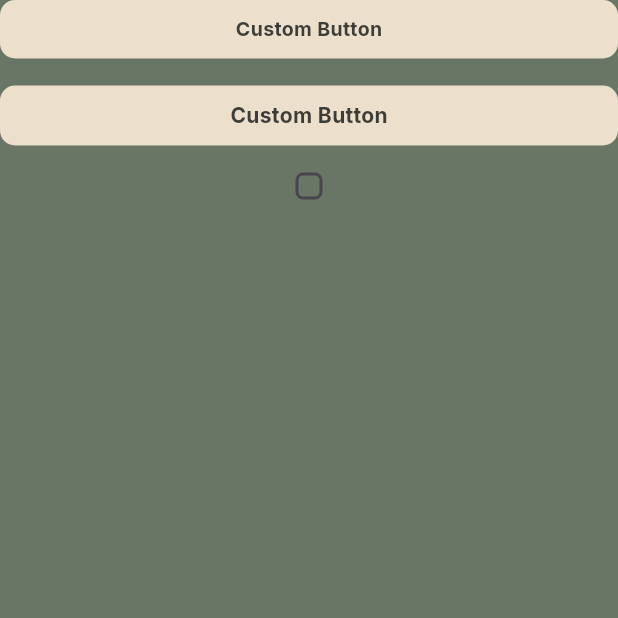
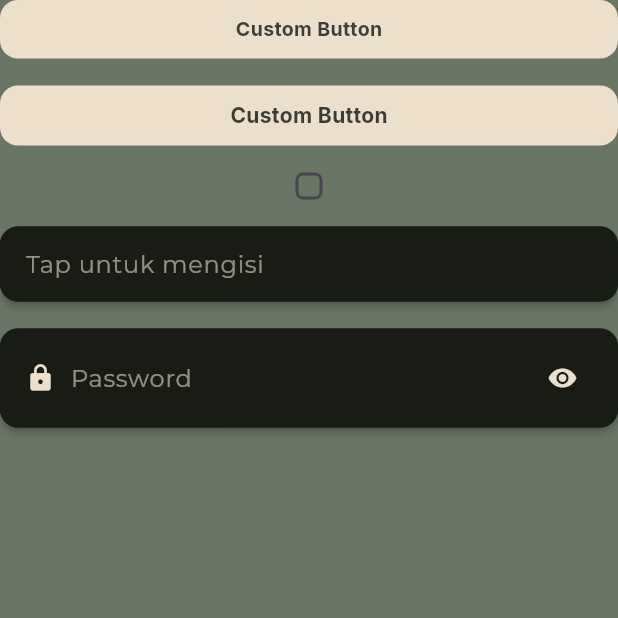
Before and after one commit to KevinAWijaya/flutter_login_bloc, a Flutter app: the MenuScreen screen opened directly, on a phone screen of 412 x 824 dp, the top half of it. Run offline on Flutter 3.47's test engine with Material 3 defaults, Android fonts, the phone set to English and light mode, and no system bars; our stand-ins replace dio, equatable, flutter_bloc, google_fonts, shared_preferences; accounts and stored records are empty; network calls fail.

Commit message:
updt: button icon + input text

```diff
--- a/lib/ui/auth/login_page.dart
+++ b/lib/ui/auth/login_page.dart
@@ -52,7 +52,7 @@ class _LoginPageState extends State<LoginPage> {
             }
           },
           builder: (context, state) {
-            return LoadingOverlay(
+            return VLoadingOverlay(
               isLoading: state.status == LoginStatus.loading,
               child: Padding(
                 padding: const EdgeInsets.all(24),
--- a/lib/ui/menu/menu_page.dart
+++ b/lib/ui/menu/menu_page.dart
@@ -3,6 +3,7 @@ import 'package:wisdom_pos_test/core/constants/space.dart';
 import 'package:wisdom_pos_test/ui/widgets/button.dart';
 import 'package:wisdom_pos_test/ui/widgets/button_loading.dart';
 import 'package:wisdom_pos_test/ui/widgets/check_box.dart';
+import 'package:wisdom_pos_test/ui/widgets/input_text.dart';
 
 class MenuScreen extends StatefulWidget {
   const MenuScreen({super.key});
@@ -44,6 +45,18 @@ class _MenuScreenState extends State<MenuScreen> {
           VCheckbox(
             isChecked: isLoading,
             onChanged: (value) {},
+          ),
+          spaceVerticalLarge,
+          const VInputText(
+            obscureText: true,
+          ),
+          spaceVerticalLarge,
+          VInputText(
+            hint: "Password",
+            prefixIcon: const Icon(Icons.lock),
+            suffixIcon: const Icon(Icons.visibility),
+            onSuffixTap: () {},
+            isUseRipleEffect: true,
           )
         ],
       ),
--- /dev/null
+++ b/lib/ui/widgets/input_text.dart
@@ -0,0 +1,202 @@
+import 'package:flutter/material.dart';
+
+import '../../core/color.dart';
+import '../../core/constants/size.dart';
+import '../../core/constants/space.dart';
+
+class VInputText extends StatefulWidget {
+  final TextEditingController? controller;
+  final String? hint;
+  final TextInputType? keyboardType;
+  final bool obscureText;
+  final bool isUseRipleEffect;
+  final void Function(String)? onChanged;
+
+  final Color backgroundColor;
+  final Color borderColor;
+  final Color iconColor;
+  final Color textColor;
+  final Color cursorColor;
+
+  final Widget? prefixIcon;
+  final Widget? suffixIcon;
+  final VoidCallback? onSuffixTap;
+
+  const VInputText({
+    Key? key,
+    this.controller,
+    this.hint,
+    this.keyboardType,
+    this.obscureText = false,
+    this.isUseRipleEffect = false,
+    this.onChanged,
+    this.backgroundColor = VColor.accent,
+    this.borderColor = VColor.accent,
+    this.iconColor = VColor.onAccent,
+    this.textColor = VColor.onAccent,
+    this.cursorColor = VColor.onAccent,
+    this.prefixIcon,
+    this.suffixIcon,
+    this.onSuffixTap,
+  }) : super(key: key);
+
+  @override
+  State<VInputText> createState() => _VInputTextState();
+}
+
+class _VInputTextState extends State<VInputText> {
+  late final TextEditingController _ctrl;
+  final FocusNode _focusNode = FocusNode();
+
+  @override
+  void initState() {
+    super.initState();
+    _ctrl = widget.controller ?? TextEditingController();
+  }
+
+  @override
+  void dispose() {
+    if (widget.controller == null) {
+      _ctrl.dispose();
+    }
+    _focusNode.dispose();
+    super.dispose();
+  }
+
+  @override
+  Widget build(BuildContext context) {
+    return Material(
+      elevation: 2,
+      borderRadius: borderRadiusMedium,
+      color: widget.backgroundColor,
+      child: Stack(
+        children: [
+          Container(
+            padding: const EdgeInsets.symmetric(horizontal: 16, vertical: 12),
+            decoration: BoxDecoration(
+              borderRadius: borderRadiusMedium,
+              border: Border.all(color: widget.borderColor),
+              color: widget.backgroundColor,
+            ),
+            child: Row(
+              children: [
+                // Prefix icon
+                if (widget.prefixIcon != null) ...[
+                  ..._prefixIcon(),
+                ],
+
+                // Text field
+                Expanded(
+                  child: TextField(
+                    controller: _ctrl,
+                    focusNode: _focusNode,
+                    keyboardType: widget.keyboardType,
+                    obscureText: widget.obscureText,
+                    cursorWidth: 2,
+                    cursorRadius: const Radius.circular(2),
+                    cursorColor: widget.cursorColor,
+                    style: TextStyle(color: widget.textColor),
+                    decoration: InputDecoration(
+                      isCollapsed: true,
+                      hintText: widget.hint ?? 'Tap untuk mengisi',
+                      hintStyle: TextStyle(color: widget.textColor.withAlpha(150)),
+                      border: InputBorder.none,
+                    ),
+                    onChanged: widget.onChanged,
+                  ),
+                ),
+
+                // Suffix icon
+                if (widget.suffixIcon != null) ...[
+                  ..._suffixIcon(),
+                ],
+              ],
+            ),
+          ),
+
+          // 🔹 Overlay InkWell for ripple effect
+          if (widget.isUseRipleEffect)
+            Positioned.fill(
+              child: Row(
+                children: [
+                  Expanded(
+                    child: Material(
+                      color: Colors.transparent,
+                      borderRadius: borderRadiusMedium,
+                      child: InkWell(
+                        borderRadius: borderRadiusMedium,
+                        onTap: () => _focusNode.requestFocus(),
+                        overlayColor: WidgetStateProperty.resolveWith<Color?>(
+                          (states) {
+                            if (states.contains(WidgetState.pressed)) {
+                              return VColor.white.withAlpha(50);
+                            }
+                            if (states.contains(WidgetState.hovered)) {
+                              return VColor.black.withAlpha(20);
+                            }
+                            return null;
+                          },
+                        ),
+                      ),
+                    ),
+                  ),
+                  if (widget.suffixIcon != null) // space for suffix onClick
+                    spaceHorizontalCustom(iconSmall + (marginLarge * 2))
+                ],
+              ),
+            ),
+        ],
+      ),
+    );
+  }
+
+  List<Widget> _prefixIcon() {
+    return [
+      IconTheme(
+        data: IconThemeData(color: widget.iconColor, size: iconSmall),
+        child: widget.prefixIcon!,
+      ),
+      spaceHorizontalSmall,
+    ];
+  }
+
+  List<Widget> _suffixIcon() {
+    return [
+      spaceHorizontalSmall,
+      widget.onSuffixTap != null
+          ? Material(
+              color: Colors.transparent,
+              child: InkWell(
+                onTap: widget.onSuffixTap,
+                // 🔹 Bentuk splash (Circle)
+                customBorder: const CircleBorder(),
+                overlayColor: WidgetStateProperty.resolveWith<Color?>(
+                  (states) {
+                    if (states.contains(WidgetState.pressed)) {
+                      return VColor.white.withAlpha(50);
+                    }
+                    if (states.contains(WidgetState.hovered)) {
+                      return VColor.black.withAlpha(20);
+                    }
+                    return null;
+                  },
+                ),
+                child: Padding(
+                  padding: const EdgeInsets.all(marginSmall),
+                  child: IconTheme(
+                    data: IconThemeData(
+                      color: widget.iconColor,
+                      size: iconSmall,
+                    ),
+                    child: widget.suffixIcon!,
+                  ),
+                ),
+              ),
+            )
+          : IconTheme(
+              data: IconThemeData(color: widget.iconColor, size: iconSmall),
+              child: widget.suffixIcon!,
+            ),
+    ];
+  }
+}
--- a/lib/ui/widgets/logo.dart
+++ b/lib/ui/widgets/logo_circular.dart
@@ -18,7 +18,7 @@ class VLogoCircular extends StatelessWidget {
         color: VColor.grey1,
       ),
       child: const Image(
-        image: AssetImage("${imagePath}img_logo_psi_black.png"),
+        image: AssetImage("${imagePath}logo.png"),
         fit: BoxFit.contain,
       ),
     );
```
Also changed, not shown: lib/core/constants/size.dart (+7 -10 lines), lib/core/constants/space.dart (+7 -0 lines), lib/ui/menu/home_page.dart (+12 -25 lines), lib/ui/widgets/button_icon.dart (added, +68 -0 lines), lib/ui/widgets/loading_page.dart (+4 -4 lines), lib/ui/widgets/notification_icon.dart (deleted, +0 -54 lines).
